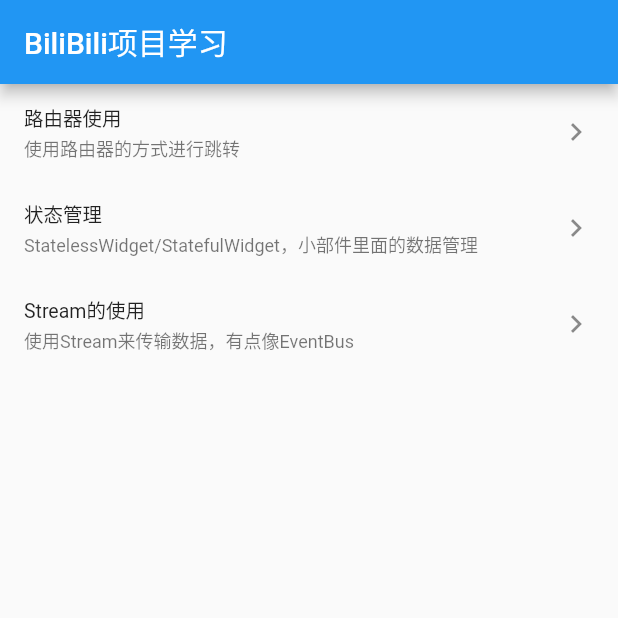
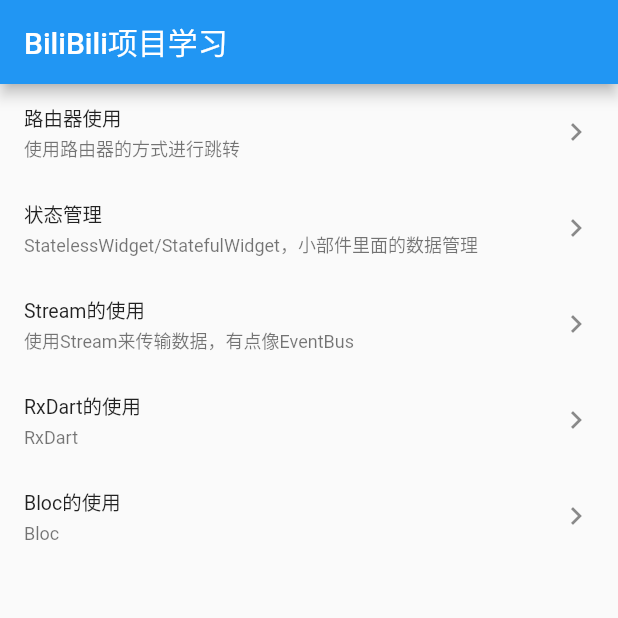
Before and after one commit to lydGit/bili_study_demo, a Flutter app: the screen it shows after launch, on a phone screen of 412 x 824 dp, the top half of it. Run offline on Flutter 3.47's test engine with Material 2 defaults, Android fonts, the phone set to English and light mode, and no system bars; our stand-ins replace rxdart.

Commit message:
feat : RxDart的使用

```diff
--- a/lib/windows_list.dart
+++ b/lib/windows_list.dart
@@ -1,8 +1,11 @@
 import 'package:bili_study_demo/StateManage/state_windows.dart';
 import 'package:bili_study_demo/stream/stream_windows.dart';
 import 'package:bili_study_demo/windows.dart';
+import 'BloC/bloc_windows.dart';
 import 'Routes/routes_windows.dart';
+import 'RxDart/rxdart_windows.dart';
 
+// ignore: non_constant_identifier_names
 final List<MWindows> Windows = [
   RoutesWindows(
     title: "路由器使用",
@@ -16,4 +19,12 @@ final List<MWindows> Windows = [
     title: "Stream的使用",
     msg: "使用Stream来传输数据，有点像EventBus",
   ),
+  RxDartWindow(
+    title: "RxDart的使用",
+    msg: "RxDart",
+  ),
+  BlocWindows(
+    title: "Bloc的使用",
+    msg: "Bloc",
+  ),
 ];
--- a/pubspec.yaml
+++ b/pubspec.yaml
@@ -21,6 +21,7 @@ dependencies:
     sdk: flutter
   #上箭头：表示可以使用小版本的更新
   scoped_model: ^0.3.0
+  rxdart: ^0.18.1
 
   # The following adds the Cupertino Icons font to your application.
   # Use with the CupertinoIcons class for iOS style icons.
```
Also changed, not shown: lib/BloC/bloc_windows.dart (added, +19 -0 lines), lib/RxDart/rxdart_windows.dart (added, +101 -0 lines), pubspec.lock.
